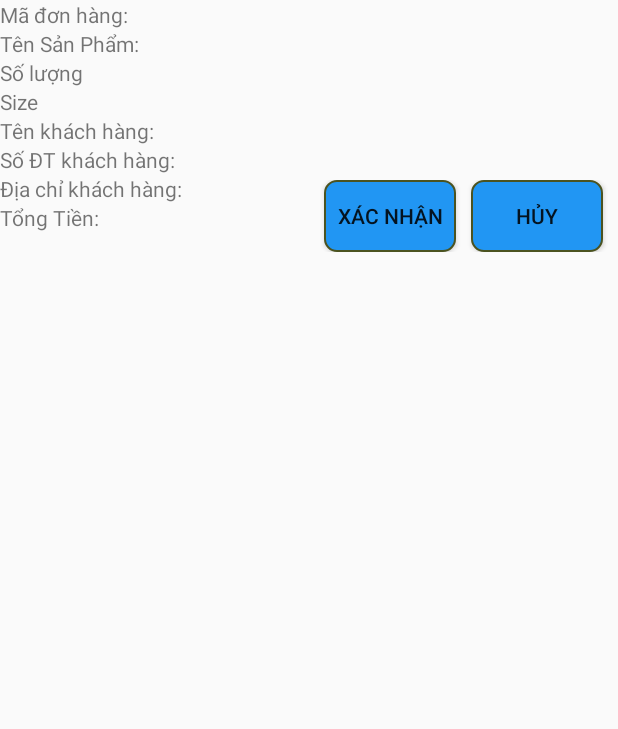
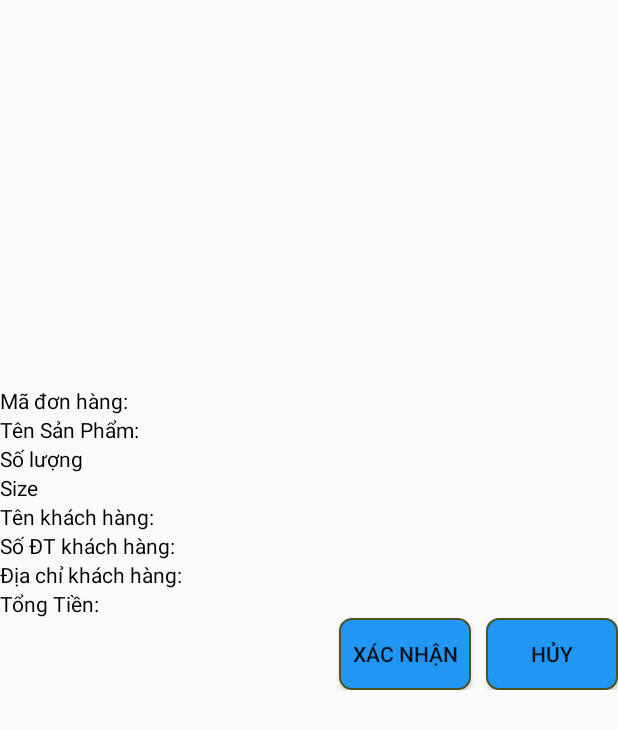
Before and after one commit to Vannam98/Project_AppBanGiay, an Android app: the layout listview_danhsach_donhang_xacnhan_layout.xml on its own in the app's theme, with its tools: preview values and no code run, on a phone screen of 412 x 824 dp. Shown: the top 729 px of the screen. Run offline under Robolectric (Android 15) with nearby library versions, the phone set to English and light mode, and no system bars.

Commit message:
Tai_5 layout Thay doi mau chu(text_color, tat ca cac man hinh) Chinh sua gravity cac listview

```diff
--- a/app/src/main/res/layout/listview_danhsach_donhang_xacnhan_layout.xml
+++ b/app/src/main/res/layout/listview_danhsach_donhang_xacnhan_layout.xml
@@ -1,20 +1,22 @@
 <?xml version="1.0" encoding="utf-8"?>
 <LinearLayout xmlns:android="http://schemas.android.com/apk/res/android"
-    android:orientation="horizontal"
+    android:orientation="vertical"
     android:layout_width="match_parent"
     android:layout_height="match_parent"
     >
 
     <LinearLayout
-        android:layout_width="0dp"
+        android:layout_width="match_parent"
         android:layout_height="match_parent"
         android:layout_weight="3"
-        android:orientation="vertical">
+        android:orientation="vertical"
+        android:gravity="bottom">
 
         <TextView
             android:layout_width="wrap_content"
             android:layout_height="wrap_content"
             android:text="@string/txt_maDH"
+            android:textColor="@color/txt_color"
             android:id="@+id/txt_MaDH"
             >
 
@@ -22,6 +24,7 @@
         <TextView
             android:layout_width="wrap_content"
             android:layout_height="wrap_content"
+            android:textColor="@color/txt_color"
             android:text="@string/txt_TenSP"
             android:id="@+id/txt_TenSP">
 
@@ -31,6 +34,7 @@
             android:layout_width="wrap_content"
             android:layout_height="wrap_content"
             android:text="@string/txt_SoLuong"
+            android:textColor="@color/txt_color"
             android:id="@+id/txt_SoLuong">
 
         </TextView>
@@ -39,6 +43,7 @@
         <TextView
             android:layout_width="wrap_content"
             android:layout_height="wrap_content"
+            android:textColor="@color/txt_color"
             android:text="@string/txt_Size"
             android:id="@+id/txt_Size">
 
@@ -48,6 +53,7 @@
             android:layout_width="wrap_content"
             android:layout_height="wrap_content"
             android:text="@string/txt_tenKH"
+            android:textColor="@color/txt_color"
             android:id="@+id/txt_tenKH">
 
         </TextView>
@@ -56,6 +62,7 @@
             android:layout_width="wrap_content"
             android:layout_height="wrap_content"
             android:text="@string/txt_soDTKH"
+            android:textColor="@color/txt_color"
             android:id="@+id/txt_soDTKH">
 
         </TextView>
@@ -63,6 +70,7 @@
         <TextView
             android:layout_width="wrap_content"
             android:layout_height="wrap_content"
+            android:textColor="@color/txt_color"
             android:text="@string/txt_diaChiKH"
             android:id="@+id/txt_diaChiKH">
 
@@ -72,6 +80,7 @@
         <TextView
             android:layout_width="wrap_content"
             android:layout_height="wrap_content"
+            android:textColor="@color/txt_color"
             android:text="@string/txt_TongTien"
             android:id="@+id/txt_TongTien">
 
@@ -79,37 +88,35 @@
     </LinearLayout>
 
     <LinearLayout
-        android:layout_width="0dp"
+        android:layout_width="match_parent"
         android:layout_height="match_parent"
         android:layout_weight="3"
-        android:orientation="vertical">
+        android:orientation="vertical"
+        android:layout_gravity="top">
 
 
         <LinearLayout
             android:layout_width="match_parent"
             android:layout_height="wrap_content"
-            android:gravity="center"
-            android:orientation="horizontal"
-            android:layout_marginTop="@dimen/layout_margin_Top_120dp">
+
+            android:gravity="right"
+            android:orientation="horizontal">
 
             <Button
                 android:layout_width="wrap_content"
                 android:layout_height="wrap_content"
-                android:text="@string/btn_XacNhan"
                 android:layout_marginRight="@dimen/layout_margin_Right_10dp"
                 android:background="@drawable/vienbutton"
-                >
+                android:text="@string/btn_XacNhan">
 
             </Button>
 
             <Button
                 android:layout_width="wrap_content"
                 android:layout_height="wrap_content"
-                android:text="@string/btn_Huy"
+                android:background="@drawable/vienbutton"
 
-                android:background="@drawable/vienbutton"
-                >
-            </Button>
+                android:text="@string/btn_Huy"></Button>
         </LinearLayout>
     </LinearLayout>
 
--- a/app/src/main/res/layout/manhinh_danhsach_xacnhan_quanly_layout.xml
+++ b/app/src/main/res/layout/manhinh_danhsach_xacnhan_quanly_layout.xml
@@ -1,6 +1,8 @@
 <?xml version="1.0" encoding="utf-8"?>
 <LinearLayout xmlns:android="http://schemas.android.com/apk/res/android"
-    android:orientation="vertical" android:layout_width="match_parent"
+    android:orientation="vertical"
+    android:layout_width="match_parent"
     android:layout_height="match_parent">
 
+
 </LinearLayout>
```
Also changed, not shown: app/src/main/res/layout/listview_danhsach_donhang_layout.xml (+9 -2 lines), app/src/main/res/layout/listview_danhsach_huy_layout.xml (+11 -2 lines), app/src/main/res/layout/listview_danhsach_nhanvien_quanly_layout.xml (+10 -2 lines), app/src/main/res/layout/manhinh_danhsach_taonhanvien_quanly_layout.xml (+13 -13 lines), app/src/main/res/values/strings.xml (+16 -15 lines).
